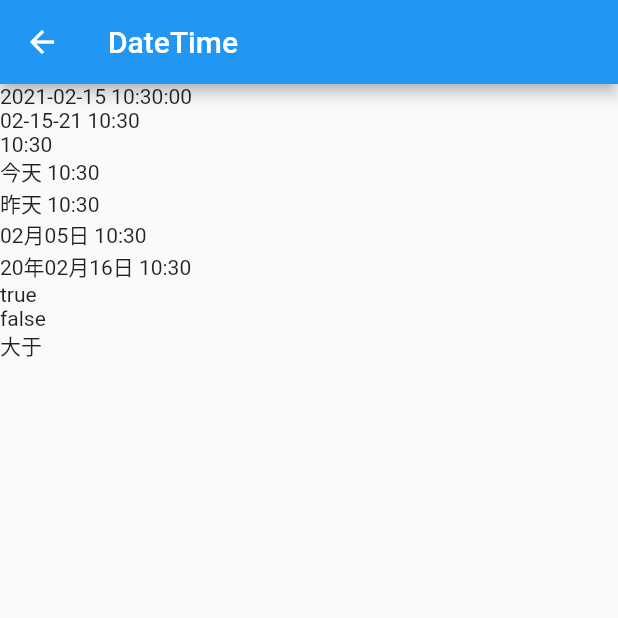
After one commit to huangred/komodo_ui, a Flutter app: the DateTimePage screen opened directly, on a phone screen of 412 x 824 dp, the top half of it. The commit adds this screen. Run offline on Flutter 3.47's test engine with Material 2 defaults, Android fonts, the phone set to English and light mode, and no system bars; our stand-ins replace bot_toast, cached_network_image, image_native_resizer, photo_view; missing offline and left inert: flutter_picker.

Commit message:
datetime

```diff
--- a/example/lib/main.dart
+++ b/example/lib/main.dart
@@ -3,6 +3,7 @@ import 'package:flutter/material.dart';
 import 'package:komodo_ui/komodo_ui.dart';
 import 'pages/button_page.dart';
 import 'pages/cell_page.dart';
+import 'pages/datetime_page.dart';
 import 'pages/image_carousel_page.dart';
 import 'pages/popupmenu.dart';
 import 'pages/image_radius_page.dart';
@@ -87,4 +88,5 @@ List<StudyItem> _studyItems = [
   StudyItem('Price', PricePage()),
   StudyItem('Picker', PickerPage()),
   StudyItem('Tag', TagPage()),
+  StudyItem('DateTime', DateTimePage()),
 ];
--- /dev/null
+++ b/example/lib/pages/datetime_page.dart
@@ -0,0 +1,36 @@
+import 'package:flutter/cupertino.dart';
+import 'package:flutter/material.dart';
+import 'package:komodo_ui/komodo_ui.dart';
+
+class DateTimePage extends StatefulWidget {
+  DateTimePage({Key key}) : super(key: key);
+
+  @override
+  _DateTimePageState createState() => _DateTimePageState();
+}
+
+class _DateTimePageState extends State<DateTimePage> {
+  @override
+  Widget build(BuildContext context) {
+    return Scaffold(
+      appBar: AppBar(
+        title: Text('DateTime'),
+      ),
+      body: Column(
+        crossAxisAlignment: CrossAxisAlignment.start,
+        children: [
+          Text(DateTime.now().format()),
+          Text(DateTime.now().format(formatter: DateTimeFormatter.mmddyyHHmm)),
+          Text(DateTime.now().toTime()),
+          Text(DateTime.now().toTimeline()),
+          Text(DateTime.now().add(Duration(days: -1)).toTimeline()),
+          Text(DateTime.now().add(Duration(days: -10)).toTimeline()),
+          Text(DateTime.now().add(Duration(days: -365)).toTimeline()),
+          Text(DateTime.now().sameEnvironment(DateTime.now().add(Duration(minutes: -3))).toString()),
+          Text(DateTime.now().sameEnvironment(DateTime.now().add(Duration(minutes: -30))).toString()),
+          Text(DateTime.now() <= DateTime.now().add(Duration(minutes: -30)) ? '小于' : '大于'),
+        ],
+      ),
+    );
+  }
+}
--- a/lib/utils/extensions/datetime_extension.dart
+++ b/lib/utils/extensions/datetime_extension.dart
@@ -1,3 +1,26 @@
+import 'package:intl/intl.dart';
+
+class DateTimeFormatter {
+  static const String yyyyMMddHHmmss = 'yyyy-MM-dd HH:mm:ss';
+  static const String yyyyMMddHHmm = 'yyyy-MM-dd HH:mm';
+  static const String yyyyMMdd = 'yyyy-MM-dd';
+  static const String yyMMddHHmmss = 'yy-MM-dd HH:mm:ss';
+  static const String yyMMddHHmm = 'yy-MM-dd HH:mm';
+  static const String yyMMdd = 'yy-MM-dd';
+
+  static const String mmddyyyyHHmmss = 'MM-dd-yyyy HH:mm:ss';
+  static const String mmddyyyyHHmm = 'MM-dd-yyyy HH:mm';
+  static const String mmddyyyy = 'MM-dd-yyyy';
+  static const String mmddyyHHmmss = 'MM-dd-yy HH:mm:ss';
+  static const String mmddyyHHmm = 'MM-dd-yy HH:mm';
+  static const String mmddyy = 'MM-dd-yy';
+
+  static const String mmddHHmmss = 'MM-dd HH:mm:ss';
+  static const String mmddHHmm = 'MM-dd HH:mm';
+
+  static const String hhmmss = 'HH:mm:ss';
+}
+
 extension DateTimeExtension on DateTime {
   bool operator <(DateTime other) {
     return millisecondsSinceEpoch < other.millisecondsSinceEpoch;
@@ -44,5 +67,12 @@ extension DateTimeExtension on DateTime {
     return time;
   }
 
+  String format({DateTime dateTime, String formatter}) {
+    DateTime dt = dateTime ?? this;
+    formatter = formatter ?? DateTimeFormatter.yyyyMMddHHmmss;
+
+    return DateFormat(formatter).format(dt);
+  }
+
   static String _z(int i) => i < 10 ? '0${i.toString()}' : i.toString();
 }
```
